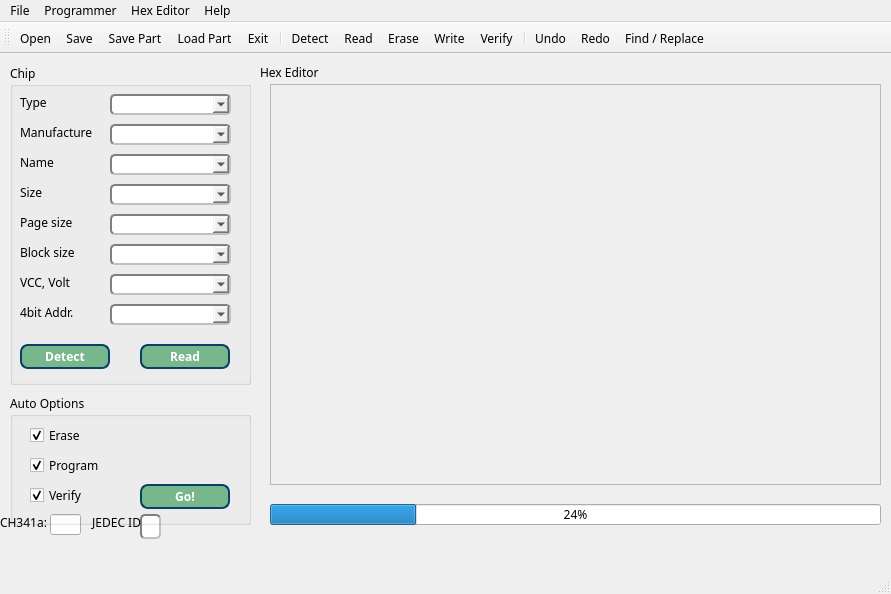
Before: the Qt Designer form mainwindow.ui in bigbigmdm/IMSProg, drawn with Qt 5.
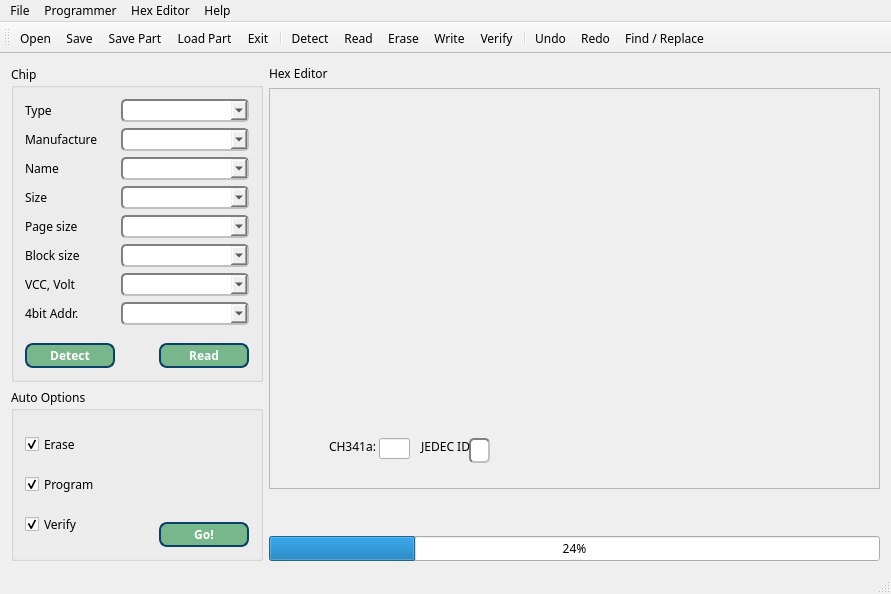
After: the same form once the commit is applied. Icons and pictures are not drawn.

Patch:
```diff
--- a/mainwindow.ui
+++ b/mainwindow.ui
@@ -31,101 +31,16 @@
      <verstretch>0</verstretch>
     </sizepolicy>
    </property>
-   <widget class="QLineEdit" name="eStatus">
-    <property name="geometry">
-     <rect>
-      <x>50</x>
-      <y>460</y>
-      <width>31</width>
-      <height>21</height>
-     </rect>
-    </property>
-   </widget>
-   <widget class="QLabel" name="lStatus">
-    <property name="geometry">
-     <rect>
-      <x>0</x>
-      <y>460</y>
-      <width>61</width>
-      <height>16</height>
-     </rect>
-    </property>
-    <property name="text">
-     <string>CH341a:</string>
-    </property>
-   </widget>
-   <widget class="QLineEdit" name="jedecEdit">
-    <property name="geometry">
-     <rect>
-      <x>140</x>
-      <y>460</y>
-      <width>21</width>
-      <height>25</height>
-     </rect>
-    </property>
-    <property name="styleSheet">
-     <string notr="true">border: 2px solid gray;border-radius: 5px;color:#000;font-weight:600;border-style: inset;</string>
-    </property>
-   </widget>
-   <widget class="QLabel" name="jLabel">
-    <property name="geometry">
-     <rect>
-      <x>80</x>
-      <y>460</y>
-      <width>67</width>
-      <height>17</height>
-     </rect>
-    </property>
-    <property name="text">
-     <string>  JEDEC ID</string>
-    </property>
-    <property name="alignment">
-     <set>Qt::AlignCenter</set>
-    </property>
-   </widget>
-   <widget class="QProgressBar" name="progressBar">
-    <property name="geometry">
-     <rect>
-      <x>270</x>
-      <y>450</y>
-      <width>611</width>
-      <height>21</height>
-     </rect>
-    </property>
-    <property name="sizePolicy">
-     <sizepolicy hsizetype="Expanding" vsizetype="Fixed">
-      <horstretch>0</horstretch>
-      <verstretch>0</verstretch>
-     </sizepolicy>
-    </property>
-    <property name="value">
-     <number>24</number>
-    </property>
-   </widget>
-   <widget class="QFrame" name="frame">
-    <property name="geometry">
-     <rect>
-      <x>270</x>
-      <y>30</y>
-      <width>611</width>
-      <height>401</height>
-     </rect>
-    </property>
-    <property name="frameShape">
-     <enum>QFrame::StyledPanel</enum>
-    </property>
-    <property name="frameShadow">
-     <enum>QFrame::Raised</enum>
-    </property>
-   </widget>
+   <layout class="QHBoxLayout" name="horizontalLayout_3">
+    <item>
+     <layout class="QVBoxLayout" name="verticalLayout_5">
+      <item>
    <widget class="QGroupBox" name="groupBox">
-    <property name="geometry">
-     <rect>
-      <x>10</x>
-      <y>10</y>
-      <width>241</width>
-      <height>321</height>
-     </rect>
+        <property name="minimumSize">
+         <size>
+          <width>221</width>
+          <height>91</height>
+         </size>
     </property>
     <property name="styleSheet">
      <string notr="true"/>
@@ -133,93 +48,149 @@
     <property name="title">
      <string>Chip</string>
     </property>
+        <layout class="QFormLayout" name="formLayout">
+         <item row="0" column="0">
     <widget class="QLabel" name="label">
-     <property name="geometry">
-      <rect>
-       <x>10</x>
-       <y>30</y>
-       <width>67</width>
-       <height>17</height>
-      </rect>
-     </property>
      <property name="text">
       <string>Type</string>
      </property>
     </widget>
+         </item>
+         <item row="0" column="1">
+          <widget class="QComboBox" name="comboBox_type">
+           <property name="minimumSize">
+            <size>
+             <width>111</width>
+             <height>21</height>
+            </size>
+           </property>
+           <property name="styleSheet">
+            <string notr="true">border: 2px solid gray;border-radius: 5px;color:#000;font-weight:600;border-style: inset;</string>
+           </property>
+          </widget>
+         </item>
+         <item row="1" column="0">
     <widget class="QLabel" name="label_2">
-     <property name="geometry">
-      <rect>
-       <x>10</x>
-       <y>60</y>
-       <width>91</width>
-       <height>17</height>
-      </rect>
-     </property>
      <property name="text">
       <string>Manufacture</string>
      </property>
     </widget>
+         </item>
+         <item row="1" column="1">
+          <widget class="QComboBox" name="comboBox_man">
+           <property name="minimumSize">
+            <size>
+             <width>111</width>
+             <height>21</height>
+            </size>
+           </property>
+           <property name="styleSheet">
+            <string notr="true">border: 2px solid gray;border-radius: 5px;color:#000;font-weight:600;border-style: inset;</string>
+           </property>
+          </widget>
+         </item>
+         <item row="2" column="0">
     <widget class="QLabel" name="label_3">
-     <property name="geometry">
-      <rect>
-       <x>10</x>
-       <y>90</y>
-       <width>67</width>
-       <height>17</height>
-      </rect>
-     </property>
      <property name="text">
       <string>Name</string>
      </property>
     </widget>
+         </item>
+         <item row="2" column="1">
+          <widget class="QComboBox" name="comboBox_name">
+           <property name="minimumSize">
+            <size>
+             <width>111</width>
+             <height>21</height>
+            </size>
+           </property>
+           <property name="styleSheet">
+            <string notr="true">border: 2px solid gray;border-radius: 5px;color:#000;font-weight:600;border-style: inset;</string>
+           </property>
+          </widget>
+         </item>
+         <item row="3" column="0">
     <widget class="QLabel" name="label_4">
-     <property name="geometry">
-      <rect>
-       <x>10</x>
-       <y>120</y>
-       <width>67</width>
-       <height>17</height>
-      </rect>
-     </property>
      <property name="text">
       <string>Size</string>
      </property>
     </widget>
+         </item>
+         <item row="3" column="1">
+          <widget class="QComboBox" name="comboBox_size">
+           <property name="minimumSize">
+            <size>
+             <width>111</width>
+             <height>21</height>
+            </size>
+           </property>
+           <property name="styleSheet">
+            <string notr="true">border: 2px solid gray;border-radius: 5px;color:#000;font-weight:600;border-style: inset;</string>
+           </property>
+          </widget>
+         </item>
+         <item row="4" column="0">
     <widget class="QLabel" name="label_5">
-     <property name="geometry">
-      <rect>
-       <x>10</x>
-       <y>150</y>
-       <width>67</width>
-       <height>17</height>
-      </rect>
-     </property>
      <property name="text">
       <string>Page size</string>
      </property>
     </widget>
+         </item>
+         <item row="4" column="1">
+          <widget class="QComboBox" name="comboBox_page">
+           <property name="minimumSize">
+            <size>
+             <width>111</width>
+             <height>21</height>
+            </size>
+           </property>
+           <property name="styleSheet">
+            <string notr="true">border: 2px solid gray;border-radius: 5px;color:#000;font-weight:600;border-style: inset;</string>
+           </property>
+          </widget>
+         </item>
+         <item row="5" column="0">
+          <widget class="QLabel" name="label_9">
+           <property name="text">
+            <string>Block size</string>
+           </property>
+          </widget>
+         </item>
+         <item row="5" column="1">
+          <widget class="QComboBox" name="comboBox_block">
+           <property name="minimumSize">
+            <size>
+             <width>111</width>
+             <height>21</height>
+            </size>
+           </property>
+           <property name="styleSheet">
+            <string notr="true">border: 2px solid gray;border-radius: 5px;color:#000;font-weight:600;border-style: inset;</string>
+           </property>
+          </widget>
+         </item>
+         <item row="6" column="0">
     <widget class="QLabel" name="label_6">
-     <property name="geometry">
-      <rect>
-       <x>10</x>
-       <y>210</y>
-       <width>67</width>
-       <height>17</height>
-      </rect>
-     </property>
      <property name="text">
       <string>VCC, Volt</string>
      </property>
     </widget>
+         </item>
+         <item row="6" column="1">
+          <widget class="QComboBox" name="comboBox_vcc">
+           <property name="minimumSize">
+            <size>
+             <width>111</width>
+             <height>21</height>
+            </size>
+           </property>
+           <property name="styleSheet">
+            <string notr="true">border: 2px solid gray;border-radius: 5px;color:#000;font-weight:600;border-style: inset;</string>
+           </property>
+          </widget>
+         </item>
+         <item row="7" column="0">
     <widget class="QLabel" name="label_8">
-     <property name="geometry">
-      <rect>
-       <x>10</x>
-       <y>240</y>
-       <width>81</width>
-       <height>17</height>
-      </rect>
-     </property>
      <property name="styleSheet">
       <string notr="true"/>
      </property>
@@ -227,27 +198,53 @@
       <string>4bit Addr.</string>
      </property>
     </widget>
-    <widget class="QComboBox" name="comboBox_vcc">
-     <property name="geometry">
-      <rect>
-       <x>100</x>
-       <y>210</y>
-       <width>121</width>
+         </item>
+         <item row="7" column="1">
+          <widget class="QComboBox" name="comboBox_addr4bit">
+           <property name="minimumSize">
+            <size>
+             <width>111</width>
        <height>21</height>
-      </rect>
+            </size>
      </property>
      <property name="styleSheet">
       <string notr="true">border: 2px solid gray;border-radius: 5px;color:#000;font-weight:600;border-style: inset;</string>
      </property>
     </widget>
+         </item>
+         <item row="8" column="0">
+          <spacer name="verticalSpacer_2">
+           <property name="orientation">
+            <enum>Qt::Vertical</enum>
+           </property>
+           <property name="sizeHint" stdset="0">
+            <size>
+             <width>20</width>
+             <height>6</height>
+            </size>
+           </property>
+          </spacer>
+         </item>
+         <item row="8" column="1">
+          <spacer name="verticalSpacer_3">
+           <property name="orientation">
+            <enum>Qt::Vertical</enum>
+           </property>
+           <property name="sizeHint" stdset="0">
+            <size>
+             <width>127</width>
+             <height>6</height>
+            </size>
+           </property>
+          </spacer>
+         </item>
+         <item row="9" column="0">
     <widget class="QPushButton" name="pushButton_2">
-     <property name="geometry">
-      <rect>
-       <x>10</x>
-       <y>280</y>
+           <property name="minimumSize">
+            <size>
        <width>90</width>
        <height>25</height>
-      </rect>
+            </size>
      </property>
      <property name="styleSheet">
       <string notr="true">color: rgb(255, 255, 255);
@@ -259,14 +256,29 @@
       <string>Detect</string>
      </property>
     </widget>
+         </item>
+         <item row="9" column="1">
+          <layout class="QHBoxLayout" name="horizontalLayout">
+           <item>
+            <spacer name="horizontalSpacer">
+             <property name="orientation">
+              <enum>Qt::Horizontal</enum>
+             </property>
+             <property name="sizeHint" stdset="0">
+              <size>
+               <width>28</width>
+               <height>20</height>
+              </size>
+             </property>
+            </spacer>
+           </item>
+           <item>
     <widget class="QPushButton" name="pushButton">
-     <property name="geometry">
-      <rect>
-       <x>130</x>
-       <y>280</y>
+             <property name="minimumSize">
+              <size>
        <width>90</width>
        <height>25</height>
-      </rect>
+              </size>
      </property>
      <property name="styleSheet">
       <string notr="true">color: rgb(255, 255, 255);
@@ -278,119 +290,19 @@
       <string>Read</string>
      </property>
     </widget>
-    <widget class="QComboBox" name="comboBox_addr4bit">
-     <property name="geometry">
-      <rect>
-       <x>100</x>
-       <y>240</y>
-       <width>121</width>
-       <height>21</height>
-      </rect>
-     </property>
-     <property name="styleSheet">
-      <string notr="true">border: 2px solid gray;border-radius: 5px;color:#000;font-weight:600;border-style: inset;</string>
-     </property>
-    </widget>
-    <widget class="QComboBox" name="comboBox_page">
-     <property name="geometry">
-      <rect>
-       <x>100</x>
-       <y>150</y>
-       <width>121</width>
-       <height>21</height>
-      </rect>
-     </property>
-     <property name="styleSheet">
-      <string notr="true">border: 2px solid gray;border-radius: 5px;color:#000;font-weight:600;border-style: inset;</string>
-     </property>
-    </widget>
-    <widget class="QComboBox" name="comboBox_size">
-     <property name="geometry">
-      <rect>
-       <x>100</x>
-       <y>120</y>
-       <width>121</width>
-       <height>21</height>
-      </rect>
-     </property>
-     <property name="styleSheet">
-      <string notr="true">border: 2px solid gray;border-radius: 5px;color:#000;font-weight:600;border-style: inset;</string>
-     </property>
-    </widget>
-    <widget class="QComboBox" name="comboBox_man">
-     <property name="geometry">
-      <rect>
-       <x>100</x>
-       <y>60</y>
-       <width>121</width>
-       <height>21</height>
-      </rect>
-     </property>
-     <property name="styleSheet">
-      <string notr="true">border: 2px solid gray;border-radius: 5px;color:#000;font-weight:600;border-style: inset;</string>
-     </property>
-    </widget>
-    <widget class="QComboBox" name="comboBox_name">
-     <property name="geometry">
-      <rect>
-       <x>100</x>
-       <y>90</y>
-       <width>121</width>
-       <height>21</height>
-      </rect>
-     </property>
-     <property name="styleSheet">
-      <string notr="true">border: 2px solid gray;border-radius: 5px;color:#000;font-weight:600;border-style: inset;</string>
-     </property>
-    </widget>
-    <widget class="QLabel" name="label_9">
-     <property name="geometry">
-      <rect>
-       <x>10</x>
-       <y>180</y>
-       <width>81</width>
-       <height>17</height>
-      </rect>
-     </property>
-     <property name="text">
-      <string>Block size</string>
-     </property>
-    </widget>
-    <widget class="QComboBox" name="comboBox_block">
-     <property name="geometry">
-      <rect>
-       <x>100</x>
-       <y>180</y>
-       <width>121</width>
-       <height>21</height>
-      </rect>
-     </property>
-     <property name="styleSheet">
-      <string notr="true">border: 2px solid gray;border-radius: 5px;color:#000;font-weight:600;border-style: inset;</string>
-     </property>
-    </widget>
-    <widget class="QComboBox" name="comboBox_type">
-     <property name="geometry">
-      <rect>
-       <x>100</x>
-       <y>30</y>
-       <width>121</width>
-       <height>21</height>
-      </rect>
-     </property>
-     <property name="styleSheet">
-      <string notr="true">border: 2px solid gray;border-radius: 5px;color:#000;font-weight:600;border-style: inset;</string>
-     </property>
-    </widget>
-   </widget>
+           </item>
+          </layout>
+         </item>
+        </layout>
+       </widget>
+      </item>
+      <item>
    <widget class="QGroupBox" name="groupBox_2">
-    <property name="geometry">
-     <rect>
-      <x>10</x>
-      <y>340</y>
-      <width>241</width>
-      <height>131</height>
-     </rect>
+        <property name="minimumSize">
+         <size>
+          <width>221</width>
+          <height>41</height>
+         </size>
     </property>
     <property name="title">
      <string>Auto Options</string>
@@ -401,15 +313,11 @@
     <property name="checkable">
      <bool>false</bool>
     </property>
+        <layout class="QHBoxLayout" name="horizontalLayout_2">
+         <item>
+          <layout class="QVBoxLayout" name="verticalLayout">
+           <item>
     <widget class="QCheckBox" name="checkBox">
-     <property name="geometry">
-      <rect>
-       <x>20</x>
-       <y>30</y>
-       <width>92</width>
-       <height>23</height>
-      </rect>
-     </property>
      <property name="styleSheet">
       <string notr="true"/>
      </property>
@@ -420,15 +328,9 @@
       <bool>true</bool>
      </property>
     </widget>
+           </item>
+           <item>
     <widget class="QCheckBox" name="checkBox_2">
-     <property name="geometry">
-      <rect>
-       <x>20</x>
-       <y>60</y>
-       <width>92</width>
-       <height>23</height>
-      </rect>
-     </property>
      <property name="text">
       <string>Program</string>
      </property>
@@ -436,15 +338,9 @@
       <bool>true</bool>
      </property>
     </widget>
+           </item>
+           <item>
     <widget class="QCheckBox" name="checkBox_3">
-     <property name="geometry">
-      <rect>
-       <x>20</x>
-       <y>90</y>
-       <width>92</width>
-       <height>23</height>
-      </rect>
-     </property>
      <property name="text">
       <string>Verify</string>
      </property>
@@ -452,14 +348,44 @@
       <bool>true</bool>
      </property>
     </widget>
+           </item>
+          </layout>
+         </item>
+         <item>
+          <spacer name="horizontalSpacer_2">
+           <property name="orientation">
+            <enum>Qt::Horizontal</enum>
+           </property>
+           <property name="sizeHint" stdset="0">
+            <size>
+             <width>40</width>
+             <height>20</height>
+            </size>
+           </property>
+          </spacer>
+         </item>
+         <item>
+          <layout class="QVBoxLayout" name="verticalLayout_2">
+           <item>
+            <spacer name="verticalSpacer">
+             <property name="orientation">
+              <enum>Qt::Vertical</enum>
+             </property>
+             <property name="sizeHint" stdset="0">
+              <size>
+               <width>20</width>
+               <height>40</height>
+              </size>
+             </property>
+            </spacer>
+           </item>
+           <item>
     <widget class="QPushButton" name="pushButton_3">
-     <property name="geometry">
-      <rect>
-       <x>130</x>
-       <y>90</y>
+             <property name="minimumSize">
+              <size>
        <width>90</width>
        <height>25</height>
-      </rect>
+              </size>
      </property>
      <property name="styleSheet">
       <string notr="true">color: rgb(255, 255, 255);
@@ -471,20 +397,139 @@
       <string>Go!</string>
      </property>
     </widget>
-   </widget>
+           </item>
+          </layout>
+         </item>
+        </layout>
+       </widget>
+      </item>
+     </layout>
+    </item>
+    <item>
+     <layout class="QVBoxLayout" name="verticalLayout_4">
+      <property name="spacing">
+       <number>9</number>
+      </property>
+      <item>
+       <layout class="QVBoxLayout" name="verticalLayout_3">
+        <item>
    <widget class="QLabel" name="label_7">
-    <property name="geometry">
-     <rect>
-      <x>260</x>
-      <y>10</y>
-      <width>81</width>
-      <height>17</height>
-     </rect>
+          <property name="minimumSize">
+           <size>
+            <width>0</width>
+            <height>11</height>
+           </size>
     </property>
     <property name="text">
      <string>Hex Editor</string>
     </property>
    </widget>
+        </item>
+        <item>
+         <widget class="QFrame" name="frame">
+          <property name="minimumSize">
+           <size>
+            <width>611</width>
+            <height>401</height>
+           </size>
+          </property>
+          <property name="frameShape">
+           <enum>QFrame::StyledPanel</enum>
+          </property>
+          <property name="frameShadow">
+           <enum>QFrame::Raised</enum>
+          </property>
+          <widget class="QLineEdit" name="jedecEdit">
+           <property name="geometry">
+            <rect>
+             <x>200</x>
+             <y>350</y>
+             <width>21</width>
+             <height>25</height>
+            </rect>
+           </property>
+           <property name="styleSheet">
+            <string notr="true">border: 2px solid gray;border-radius: 5px;color:#000;font-weight:600;border-style: inset;</string>
+           </property>
+          </widget>
+          <widget class="QLabel" name="jLabel">
+           <property name="geometry">
+            <rect>
+             <x>140</x>
+             <y>350</y>
+             <width>67</width>
+             <height>17</height>
+            </rect>
+           </property>
+           <property name="text">
+            <string>  JEDEC ID</string>
+           </property>
+           <property name="alignment">
+            <set>Qt::AlignCenter</set>
+           </property>
+          </widget>
+          <widget class="QLabel" name="lStatus">
+           <property name="geometry">
+            <rect>
+             <x>60</x>
+             <y>350</y>
+             <width>61</width>
+             <height>16</height>
+            </rect>
+           </property>
+           <property name="text">
+            <string>CH341a:</string>
+           </property>
+          </widget>
+          <widget class="QLineEdit" name="eStatus">
+           <property name="geometry">
+            <rect>
+             <x>110</x>
+             <y>350</y>
+             <width>31</width>
+             <height>21</height>
+            </rect>
+           </property>
+          </widget>
+         </widget>
+        </item>
+       </layout>
+      </item>
+      <item>
+       <spacer name="verticalSpacer_4">
+        <property name="orientation">
+         <enum>Qt::Vertical</enum>
+        </property>
+        <property name="sizeHint" stdset="0">
+         <size>
+          <width>127</width>
+          <height>6</height>
+         </size>
+        </property>
+       </spacer>
+      </item>
+      <item>
+       <widget class="QProgressBar" name="progressBar">
+        <property name="sizePolicy">
+         <sizepolicy hsizetype="Expanding" vsizetype="Fixed">
+          <horstretch>0</horstretch>
+          <verstretch>0</verstretch>
+         </sizepolicy>
+        </property>
+        <property name="minimumSize">
+         <size>
+          <width>611</width>
+          <height>23</height>
+         </size>
+        </property>
+        <property name="value">
+         <number>24</number>
+        </property>
+       </widget>
+      </item>
+     </layout>
+    </item>
+   </layout>
   </widget>
   <widget class="QMenuBar" name="menuBar">
    <property name="geometry">
```
Lines whose indentation alone changed are shown as unchanged.
